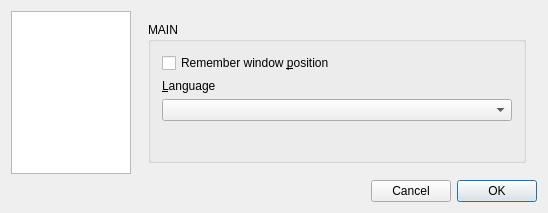
Old version of the form src/gui/forms/settingsdialog.ui in the repository deufrai/Qrest.
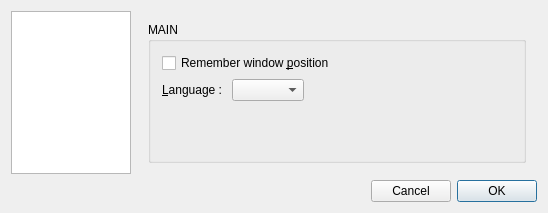
New version of the form. Icons and pictures are not drawn.

Commit message: QREST-36: choose UI translation in prefs dialog done http://requests.wardsback.org/browse/QREST-36

```diff
--- a/src/gui/forms/settingsdialog.ui
+++ b/src/gui/forms/settingsdialog.ui
@@ -65,7 +65,9 @@
              <property name="title">
               <string>MAIN</string>
              </property>
-             <layout class="QVBoxLayout" name="verticalLayout_4">
+             <layout class="QGridLayout" name="gridLayout_4">
+              <item row="0" column="0">
+               <layout class="QVBoxLayout" name="mainPrefsVerticalLayout">
               <item>
                <widget class="QCheckBox" name="chkRememberWindowPos">
                 <property name="toolTip">
@@ -77,9 +79,13 @@
                </widget>
               </item>
               <item>
+                 <layout class="QHBoxLayout" name="horizontalLayout_5">
+                  <item>
+                   <layout class="QHBoxLayout" name="horizontalLayout_4">
+                    <item>
                <widget class="QLabel" name="lblPreferredLocale">
                 <property name="text">
-                 <string>&amp;Language</string>
+                       <string>&amp;Language : </string>
                 </property>
                 <property name="buddy">
                  <cstring>cmbLocales</cstring>
@@ -89,15 +95,34 @@
               <item>
                <widget class="QComboBox" name="cmbLocales"/>
               </item>
+                   </layout>
+                  </item>
               <item>
+                   <spacer name="horizontalSpacer_2">
+                    <property name="orientation">
+                     <enum>Qt::Horizontal</enum>
+                    </property>
+                    <property name="sizeHint" stdset="0">
+                     <size>
+                      <width>40</width>
+                      <height>20</height>
+                     </size>
+                    </property>
+                   </spacer>
+                  </item>
+                 </layout>
+                </item>
+               </layout>
+              </item>
+              <item row="1" column="0">
                <spacer name="verticalSpacer_2">
                 <property name="orientation">
                  <enum>Qt::Vertical</enum>
                 </property>
                 <property name="sizeHint" stdset="0">
                  <size>
-                  <width>20</width>
-                  <height>40</height>
+                  <width>17</width>
+                  <height>33</height>
                  </size>
                 </property>
                </spacer>
```
Left out of the diff: 2 changed lines with no effect on the pictures. Lines whose indentation alone changed are shown as unchanged. The commit also changes 14 other files.
